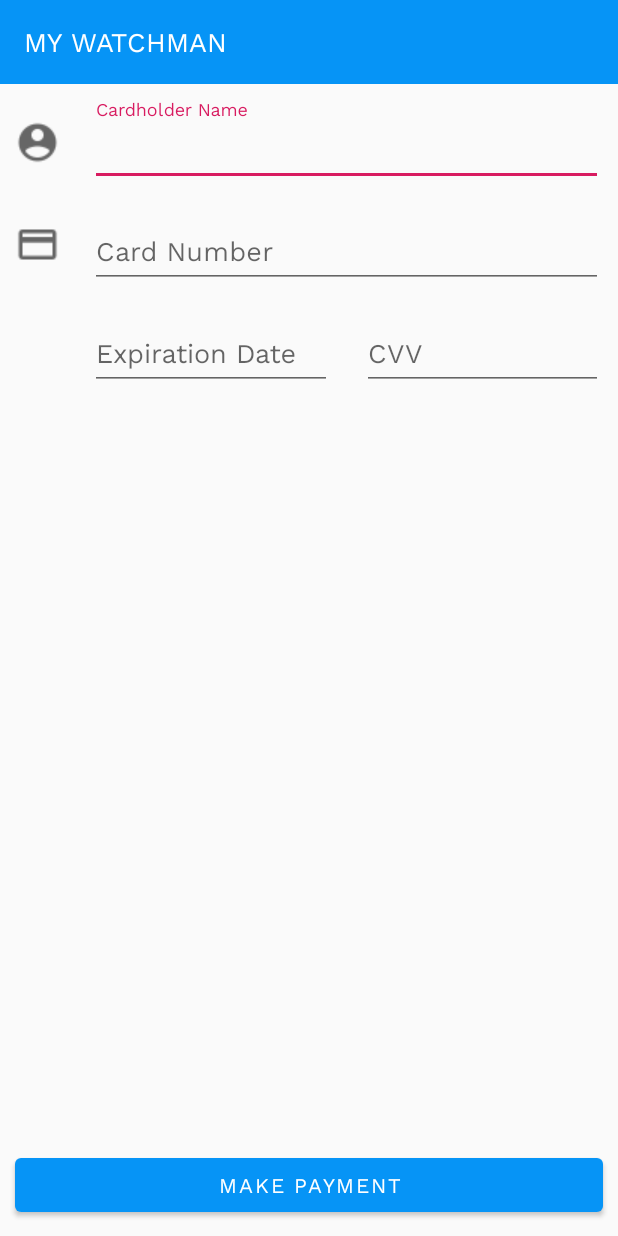
After one commit to devplexoc/MyWatchman, an Android app: the fragment PaymentFragment shown on its own in the app's theme, on a phone screen of 412 x 824 dp. The commit adds this screen. Run offline under Robolectric (Android 15) with nearby library versions, the phone set to English and light mode, and no system bars; libraries missing offline, so code that uses them is left out: com.braintreepayments.cardform; plain views replace CardForm; Roboto replaces fonts that are not available here; 1 statement that could not run was skipped.

Commit message:
Card Accept form design

```diff
--- a/app/build.gradle
+++ b/app/build.gradle
@@ -63,4 +63,6 @@ dependencies {
     implementation 'com.google.android.gms:play-services-auth:17.0.0'
     implementation 'com.google.android.gms:play-services-location:17.0.0'
 
+    implementation 'com.braintreepayments:card-form:4.2.0'
+
 }
--- /dev/null
+++ b/app/src/main/java/com/plexoc/myapplication/Fragment/PaymentFragment.java
@@ -0,0 +1,42 @@
+package com.plexoc.myapplication.Fragment;
+
+import android.os.Bundle;
+
+import androidx.fragment.app.Fragment;
+
+import android.view.LayoutInflater;
+import android.view.View;
+import android.view.ViewGroup;
+
+import com.braintreepayments.cardform.view.CardForm;
+import com.plexoc.myapplication.R;
+
+/**
+ * A simple {@link Fragment} subclass.
+ */
+public class PaymentFragment extends BaseFragment {
+
+    public PaymentFragment() {
+        // Required empty public constructor
+    }
+
+
+    @Override
+    public View onCreateView(LayoutInflater inflater, ViewGroup container, Bundle savedInstanceState) {
+        // Inflate the layout for this fragment
+        View view = inflater.inflate(R.layout.fragment_payment, container, false);
+        CardForm cardForm = view.findViewById(R.id.card_form);
+
+     /*   cardForm.cardRequired(true)
+                .expirationRequired(true)
+                .cvvRequired(true)
+                .cardholderName(CardForm.FIELD_REQUIRED)
+                .postalCodeRequired(false)
+                .mobileNumberRequired(false)
+                .mobileNumberExplanation("SMS is required on this number")
+                .actionLabel("Purchase")
+                .setup*/
+
+        return view;
+    }
+}
--- a/app/src/main/java/com/plexoc/myapplication/Fragment/PlansFragment.java
+++ b/app/src/main/java/com/plexoc/myapplication/Fragment/PlansFragment.java
@@ -1,6 +1,7 @@
 package com.plexoc.myapplication.Fragment;
 
 
+import android.content.Intent;
 import android.os.Bundle;
 
 import androidx.appcompat.widget.AppCompatCheckBox;
@@ -32,6 +33,7 @@ import com.google.android.material.bottomsheet.BottomSheetDialog;
 import com.google.android.material.button.MaterialButton;
 import com.google.android.material.card.MaterialCardView;
 import com.google.gson.Gson;
+import com.plexoc.myapplication.Activity.PaymentActivity;
 import com.plexoc.myapplication.Adapter.ContactAdpter;
 import com.plexoc.myapplication.Adapter.PlansAdpter;
 import com.plexoc.myapplication.Model.EmergencyContact;
@@ -287,8 +289,8 @@ public class PlansFragment extends BaseFragment {
                     if (response.body().Item != null) {
                         Prefs.putString(Prefs.USER, new Gson().toJson(user));
                         user = new Gson().fromJson(Prefs.getString(Prefs.USER), User.class);
-                        replaceFragment(new PaymentSuccessfullFragment(), null);
-                        //replaceFragment(new RoamingStaffIdentityFragment(), null);
+                        //replaceFragment(new PaymentSuccessfullFragment(), null);
+                        startActivity(new Intent(getContext(), PaymentActivity.class));
                     } else {
                         showMessage(response.body().Message);
                     }
--- a/app/src/main/java/com/plexoc/myapplication/Model/RaisedSOSUser.java
+++ b/app/src/main/java/com/plexoc/myapplication/Model/RaisedSOSUser.java
@@ -7,7 +7,7 @@ public class RaisedSOSUser {
     @SerializedName("Id")
     public int Id;
 
-    @SerializedName("UserId")
+    @SerializedName("CustomerId")
     public int UserId;
 
     @SerializedName("Address")
--- a/app/src/main/res/layout/fragment_add_address.xml
+++ b/app/src/main/res/layout/fragment_add_address.xml
@@ -128,7 +128,7 @@
         android:layout_marginEnd="10dp"
         android:layout_marginBottom="10dp"
         android:text="Add Address"
-        android:visibility="gone"
+        android:visibility="visible"
         app:layout_constraintBottom_toBottomOf="parent"
         app:layout_constraintEnd_toEndOf="parent"
         app:layout_constraintStart_toStartOf="parent" />
--- /dev/null
+++ b/app/src/main/res/layout/fragment_payment.xml
@@ -0,0 +1,138 @@
+<?xml version="1.0" encoding="utf-8"?>
+<androidx.constraintlayout.widget.ConstraintLayout xmlns:android="http://schemas.android.com/apk/res/android"
+    xmlns:app="http://schemas.android.com/apk/res-auto"
+    xmlns:tools="http://schemas.android.com/tools"
+    android:layout_width="match_parent"
+    android:layout_height="match_parent"
+    tools:context=".Fragment.PaymentFragment">
+
+    <include
+        android:id="@+id/toolbarLayout"
+        layout="@layout/toolbar_layout"
+        android:layout_width="match_parent"
+        android:layout_height="wrap_content"
+        app:layout_constraintEnd_toEndOf="parent"
+        app:layout_constraintStart_toStartOf="parent"
+        app:layout_constraintTop_toTopOf="parent" />
+
+    <!-- <com.braintreepayments.cardform.view.CardForm
+         android:id="@+id/card_form"
+         android:layout_width="match_parent"
+         android:layout_height="0dp"
+         app:layout_constraintBottom_toBottomOf="parent"
+         app:layout_constraintEnd_toEndOf="parent"
+         app:layout_constraintStart_toStartOf="parent"
+         app:layout_constraintTop_toBottomOf="@id/toolbarLayout" />-->
+
+    <androidx.appcompat.widget.AppCompatImageView
+        android:id="@+id/imageview_user"
+        android:layout_width="wrap_content"
+        android:layout_height="wrap_content"
+        android:layout_margin="10dp"
+        app:layout_constraintBottom_toBottomOf="@id/textinput_cardholder_name"
+        app:layout_constraintEnd_toStartOf="@id/textinput_cardholder_name"
+        app:layout_constraintStart_toStartOf="parent"
+        app:layout_constraintTop_toTopOf="@id/textinput_cardholder_name"
+        app:srcCompat="@drawable/ic_carduser" />
+
+
+    <com.google.android.material.textfield.TextInputLayout
+        android:id="@+id/textinput_cardholder_name"
+        android:layout_width="0dp"
+        android:layout_height="wrap_content"
+        android:layout_margin="10dp"
+        android:hint="Cardholder Name"
+        app:layout_constraintEnd_toEndOf="parent"
+        app:layout_constraintStart_toEndOf="@id/imageview_user"
+        app:layout_constraintTop_toBottomOf="@id/toolbarLayout">
+
+        <com.google.android.material.textfield.TextInputEditText
+            android:id="@+id/edittext_cardholder_name"
+            android:layout_width="match_parent"
+            android:layout_height="match_parent" />
+
+    </com.google.android.material.textfield.TextInputLayout>
+
+
+    <androidx.appcompat.widget.AppCompatImageView
+        android:id="@+id/imageview_card"
+        android:layout_width="wrap_content"
+        android:layout_height="wrap_content"
+        android:layout_margin="10dp"
+        app:layout_constraintBottom_toBottomOf="@id/textinput_card_number"
+        app:layout_constraintEnd_toStartOf="@id/textinput_card_number"
+        app:layout_constraintStart_toStartOf="parent"
+        app:layout_constraintTop_toTopOf="@id/textinput_card_number"
+        app:srcCompat="@drawable/ic_card" />
+
+
+    <com.google.android.material.textfield.TextInputLayout
+        android:id="@+id/textinput_card_number"
+        android:layout_width="0dp"
+        android:layout_height="wrap_content"
+        android:layout_margin="10dp"
+        android:hint="Card Number"
+        app:layout_constraintEnd_toEndOf="parent"
+        app:layout_constraintStart_toEndOf="@id/imageview_card"
+        app:layout_constraintTop_toBottomOf="@id/textinput_cardholder_name">
+
+        <com.google.android.material.textfield.TextInputEditText
+            android:id="@+id/edittext_card_number"
+            android:layout_width="match_parent"
+            android:layout_height="match_parent"
+            android:inputType="numberDecimal" />
+
+    </com.google.android.material.textfield.TextInputLayout>
+
+
+    <com.google.android.material.textfield.TextInputLayout
+        android:id="@+id/textinput_card_expiry"
+        android:layout_width="0dp"
+        android:layout_height="wrap_content"
+        android:layout_marginTop="10dp"
+        android:layout_marginEnd="10dp"
+        android:hint="Expiration Date"
+        app:layout_constraintEnd_toStartOf="@id/textinput_card_cvv"
+        app:layout_constraintStart_toStartOf="@id/textinput_card_number"
+        app:layout_constraintTop_toBottomOf="@id/textinput_card_number">
+
+        <com.google.android.material.textfield.TextInputEditText
+            android:id="@+id/edittext_card_expiry"
+            android:layout_width="match_parent"
+            android:layout_height="match_parent" />
+
+    </com.google.android.material.textfield.TextInputLayout>
+
+
+    <com.google.android.material.textfield.TextInputLayout
+        android:id="@+id/textinput_card_cvv"
+        android:layout_width="0dp"
+        android:layout_height="wrap_content"
+        android:layout_margin="10dp"
+        android:hint="CVV"
+        app:layout_constraintEnd_toEndOf="parent"
+        app:layout_constraintStart_toEndOf="@id/textinput_card_expiry"
+        app:layout_constraintTop_toBottomOf="@id/textinput_card_number">
+
+        <com.google.android.material.textfield.TextInputEditText
+            android:id="@+id/edittext_card_cvv"
+            android:layout_width="match_parent"
+            android:layout_height="match_parent" />
+
+    </com.google.android.material.textfield.TextInputLayout>
+
+
+
+    <com.google.android.material.button.MaterialButton
+        android:layout_width="match_parent"
+        android:layout_height="wrap_content"
+        android:id="@+id/btn_make_payment"
+        android:text="Make Payment"
+        android:layout_margin="10dp"
+        style="@style/Widget.MaterialComponents.Button"
+        app:layout_constraintStart_toStartOf="parent"
+        app:layout_constraintEnd_toEndOf="parent"
+        app:layout_constraintBottom_toBottomOf="parent"/>
+
+
+</androidx.constraintlayout.widget.ConstraintLayout>
```
Also changed, not shown: app/src/main/AndroidManifest.xml (+3 -4 lines), app/src/main/java/com/plexoc/myapplication/Activity/PaymentActivity.java (added, +40 -0 lines), app/src/main/java/com/plexoc/myapplication/Fragment/DashboardFragment.java (+5 -2 lines), app/src/main/java/com/plexoc/myapplication/Fragment/SignupFragment.java (+4 -4 lines), app/src/main/res/layout/activity_payment.xml (added, +42 -0 lines), app/src/main/res/drawable/ic_card.png (added), app/src/main/res/drawable/ic_carduser.png (added).
